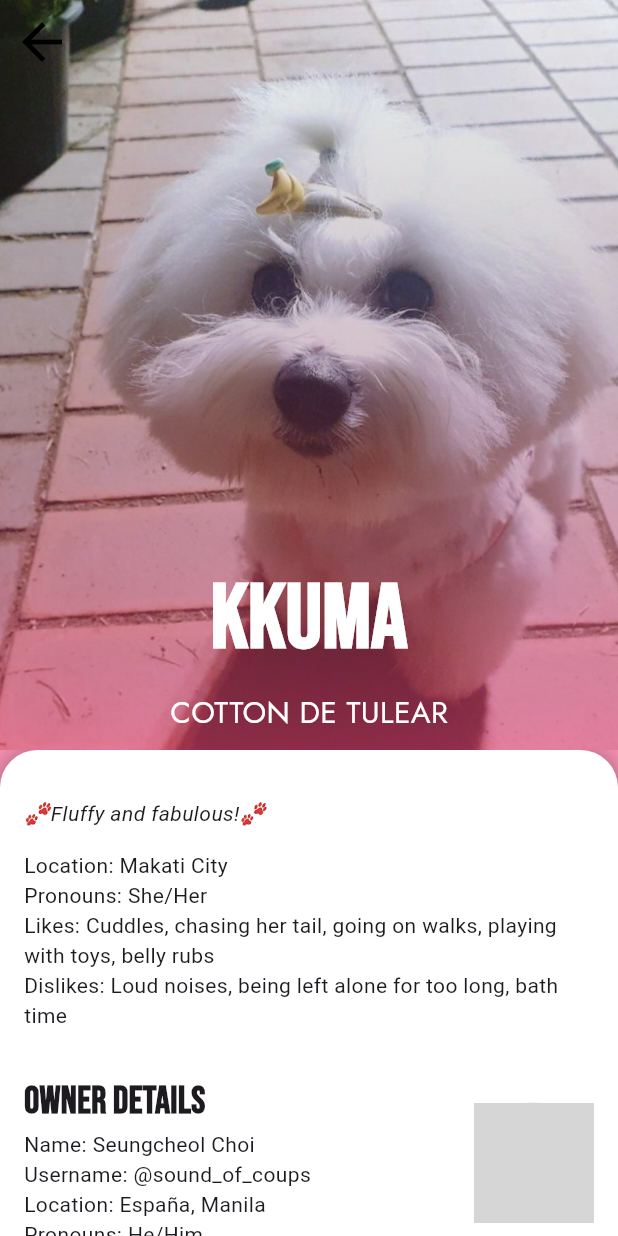
After one commit to deinslejan/final_project_petpals, a Flutter app: the PetProfilePage screen opened directly, on a phone screen of 412 x 824 dp. The commit adds this screen. Run offline on Flutter 3.47's test engine with Material 3 defaults, Android fonts, the light colour scheme and no system bars; our stand-ins replace google_fonts; grey boxes are pictures that could not be loaded.

Commit message:
MODIFICATIONS: - petProfile.dart (layout, format, navigation/back button to find petpals) note: missing navigation to chat/send message - findPetpals.dart (navigation to petpals page)

```diff
--- a/lib/pages/findPetpalspage.dart
+++ b/lib/pages/findPetpalspage.dart
@@ -1,6 +1,7 @@
 import 'package:flutter/material.dart';
 import 'package:google_fonts/google_fonts.dart';
 import 'hamburger_menu.dart';
+import 'petProfile.dart';
 
 class FindPetpals extends StatefulWidget {
   const FindPetpals({super.key});
@@ -78,19 +79,14 @@ class _FindPetpalsState extends State<FindPetpals> {
   // Filtering function
   void _runFilter(String enteredKeyword) {
     List<Map<String, dynamic>> results = [];
-    print('Entered Keyword: "$enteredKeyword"'); // Debugging the entered keyword
-
     if (enteredKeyword.isEmpty) {
       results = _sampleUsers; // Show all pets if no keyword
     } else {
-      results = _sampleUsers
-          .where((user) {
-        String userName = user["name"].toLowerCase().trim(); // Trimmed user name
-        String keyword = enteredKeyword.toLowerCase().trim(); // Trimmed entered keyword
-        print('Comparing: "$userName" starts with "$keyword"'); // Debugging the comparison
+      results = _sampleUsers.where((user) {
+        String userName = user["name"].toLowerCase().trim();
+        String keyword = enteredKeyword.toLowerCase().trim();
         return userName.startsWith(keyword); // Match if the name starts with the entered keyword
-      })
-          .toList(); // Filter by name starting with entered keyword
+      }).toList();
     }
     setState(() {
       _foundUsers = results;
@@ -101,11 +97,11 @@ class _FindPetpalsState extends State<FindPetpals> {
   Widget build(BuildContext context) {
     return MaterialApp(
       theme: ThemeData(
-        textTheme: GoogleFonts.jostTextTheme(), // Apply the Jost font to the text theme
+        textTheme: GoogleFonts.jostTextTheme(),
       ),
-      home: Scaffold( // Scaffold is now inside the home property of MaterialApp
+      home: Scaffold(
         appBar: AppBar(
-          toolbarHeight: 80, // Increase the AppBar height
+          toolbarHeight: 80,
           backgroundColor: const Color(0xFFFFCA4F),
           title: Container(
             height: 50,
@@ -117,9 +113,8 @@ class _FindPetpalsState extends State<FindPetpals> {
             child: Padding(
               padding: const EdgeInsets.symmetric(horizontal: 15),
               child: Row(
-                mainAxisAlignment: MainAxisAlignment.start,
                 children: [
-                  SizedBox(width: 10),
+                  const SizedBox(width: 10),
                   Expanded(
                     child: TextField(
                       onChanged: (value) => _runFilter(value),
@@ -132,27 +127,34 @@ class _FindPetpalsState extends State<FindPetpals> {
                   ),
                   IconButton(
                     icon: const Icon(Icons.search, color: Colors.grey),
-                    onPressed: () {
-                      // Placeholder for search button
-                    },
+                    onPressed: () {},
                   ),
                 ],
               ),
             ),
           ),
         ),
-        drawer: HamburgerMenu(), // Use HamburgerMenu as a Drawer
+        drawer: HamburgerMenu(),
         body: _foundUsers.isNotEmpty
             ? ListView.separated(
           itemBuilder: (context, index) {
-            return ListTile(
+            final pet = _foundUsers[index];
+            return InkWell(
+              onTap: () {
+                Navigator.push(
+                  context,
+                  MaterialPageRoute(
+                    builder: (context) => PetProfilePage(),
+                  ),
+                );
+              },
+              child: ListTile(
                 leading: CircleAvatar(
-                backgroundImage:
-                AssetImage(_foundUsers[index]['image']),
+                  backgroundImage: AssetImage(pet['image']),
                   radius: 30,
                 ),
                 title: Text(
-                _foundUsers[index]['name'],
+                  pet['name'],
                   style: const TextStyle(
                     fontFamily: 'Bebas Neue',
                     fontSize: 20,
@@ -160,10 +162,11 @@ class _FindPetpalsState extends State<FindPetpals> {
                   ),
                 ),
                 subtitle: Text(
-                "Location: ${_foundUsers[index]['location']}",
+                  "Location: ${pet['location']}",
                   style: const TextStyle(
                     fontSize: 16,
                     fontWeight: FontWeight.w400,
+                  ),
                 ),
               ),
             );
@@ -173,7 +176,7 @@ class _FindPetpalsState extends State<FindPetpals> {
           },
           itemCount: _foundUsers.length,
         )
-            : Center(
+            : const Center(
           child: Text(
             'No results found',
             style: TextStyle(fontSize: 18),
--- /dev/null
+++ b/lib/pages/petProfile.dart
@@ -0,0 +1,182 @@
+import 'package:flutter/material.dart';
+import 'package:google_fonts/google_fonts.dart';
+
+class PetProfilePage extends StatelessWidget {
+  @override
+  Widget build(BuildContext context) {
+    return Scaffold(
+      backgroundColor: Colors.pink[200],
+      body: CustomScrollView(
+        slivers: [
+          SliverAppBar(
+            expandedHeight: 500.0,
+            floating: false,
+            pinned: true,
+            backgroundColor: Colors.pink[200],
+            leading: IconButton(
+              icon: const Icon(Icons.arrow_back, color: Colors.black, size: 40),
+              onPressed: () {
+                Navigator.pop(context); // Navigate back to the previous page
+              },
+            ),
+            flexibleSpace: LayoutBuilder(
+              builder: (context, constraints) {
+                return Stack(
+                  fit: StackFit.expand,
+                  children: [
+                    Image.asset(
+                      'images/kkuma.png',
+                      fit: BoxFit.cover,
+                    ),
+                    // Gradient Overlay
+                    Positioned.fill(
+                      child: DecoratedBox(
+                        decoration: BoxDecoration(
+                          gradient: LinearGradient(
+                            colors: [
+                              Colors.transparent,
+                              Colors.pinkAccent.withOpacity(0.5),
+                            ],
+                            begin: Alignment.topCenter,
+                            end: Alignment.bottomCenter,
+                          ),
+                        ),
+                      ),
+                    ),
+                    const Positioned(
+                      bottom: 10,
+                      left: 20,
+                      right: 20,
+                      child: Column(
+                        children: [
+                          Text(
+                            'KKUMA',
+                            style: TextStyle(
+                              fontSize: 60,
+                              fontWeight: FontWeight.bold,
+                              color: Colors.white,
+                              fontFamily: 'Bebas Neue',
+                            ),
+                          ),
+                          SizedBox(height: 5),
+                          Text(
+                            'COTTON DE TULEAR',
+                            style: TextStyle(
+                              fontSize: 20,
+                              color: Colors.white,
+                              fontFamily: 'Jost',
+                            ),
+                          ),
+                        ],
+                      ),
+                    ),
+                  ],
+                );
+              },
+            ),
+          ),
+          SliverList(
+            delegate: SliverChildListDelegate([
+              Container(
+                padding: const EdgeInsets.all(16),
+                decoration: const BoxDecoration(
+                  color: Colors.white,
+                  borderRadius: BorderRadius.vertical(
+                    top: Radius.circular(25),
+                  ),
+                  boxShadow: [
+                    BoxShadow(
+                      color: Colors.black26,
+                      blurRadius: 10,
+                      spreadRadius: 1,
+                    ),
+                  ],
+                ),
+                child: Column(
+                  crossAxisAlignment: CrossAxisAlignment.start,
+                  children: [
+                    const SizedBox(height: 16),
+                    const Text(
+                      '🐾Fluffy and fabulous!🐾',
+                      style: TextStyle(
+                        fontSize: 14,
+                        fontStyle: FontStyle.italic,
+                      ),
+                    ),
+                    const SizedBox(height: 15),
+                    const Text(
+                      'Location: Makati City\nPronouns: She/Her\nLikes: Cuddles, chasing her tail, going on walks, playing with toys, belly rubs\nDislikes: Loud noises, being left alone for too long, bath time',
+                      style: TextStyle(fontSize: 14),
+                    ),
+                    const SizedBox(height: 30),
+                    const Row(
+                      children: [
+                        Expanded(
+                          child: Column(
+                            crossAxisAlignment: CrossAxisAlignment.start,
+                            children: [
+                              Text(
+                                'OWNER DETAILS',
+                                style: TextStyle(
+                                  fontSize: 25,
+                                  fontWeight: FontWeight.bold,
+                                  fontFamily: 'Bebas Neue',
+                                ),
+                              ),
+                              Text(
+                                'Name: Seungcheol Choi',
+                                style: TextStyle(fontSize: 14),
+                              ),
+                              Text(
+                                'Username: @sound_of_coups',
+                                style: TextStyle(fontSize: 14),
+                              ),
+                              Text(
+                                'Location: España, Manila',
+                                style: TextStyle(fontSize: 14),
+                              ),
+                              Text(
+                                'Pronouns: He/Him',
+                                style: TextStyle(fontSize: 14),
+                              ),
+                            ],
+                          ),
+                        ),
+                        CircleAvatar(
+                          radius: 40,
+                          backgroundImage: AssetImage('images/seungcheol.jpg'),
+                        ),
+                      ],
+                    ),
+                    const SizedBox(height: 32),
+                    Center(
+                      child: ElevatedButton(
+                        onPressed: () {},
+                        style: ElevatedButton.styleFrom(
+                          backgroundColor: const Color(0xFFECE6F0),
+                          shape: RoundedRectangleBorder(
+                            borderRadius: BorderRadius.circular(20),
+                          ),
+                          padding: const EdgeInsets.symmetric(
+                            horizontal: 32,
+                            vertical: 16,
+                          ),
+                        ),
+                        child: const Text(
+                          'Send me a message!',
+                          style: TextStyle(
+                            color: Colors.black,
+                          ),
+                        ),
+                      ),
+                    ),
+                  ],
+                ),
+              ),
+            ]),
+          ),
+        ],
+      ),
+    );
+  }
+}
```
Also changed, not shown: images/seungcheol.jpg (added). Lines whose indentation alone changed are shown as unchanged.
